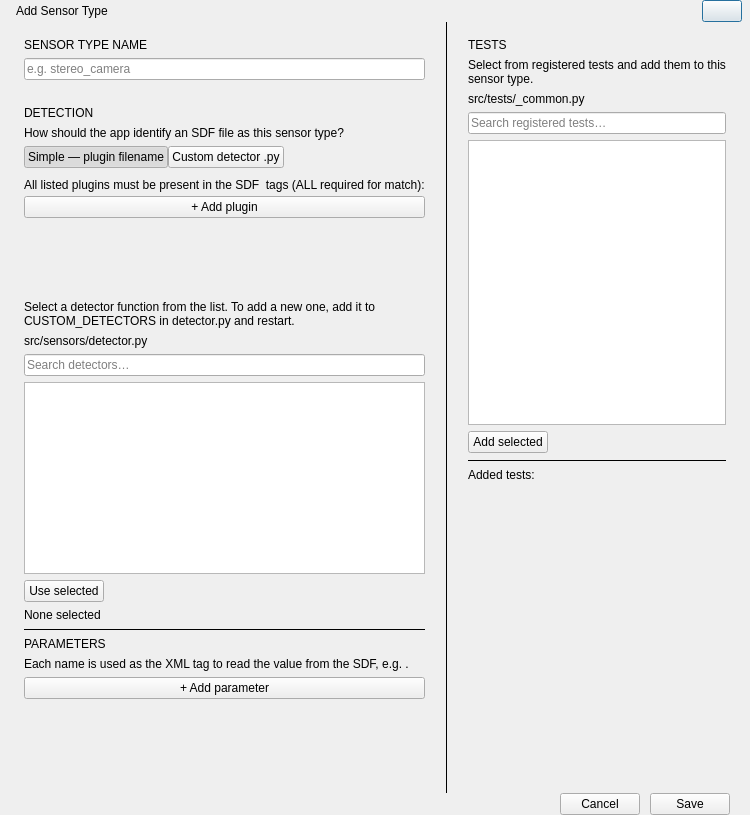
Qt form front/qt/dialog_add_sensor_type.ui (Alexey-Nikolaevic-B/2042_sensor_testing) before a commit.
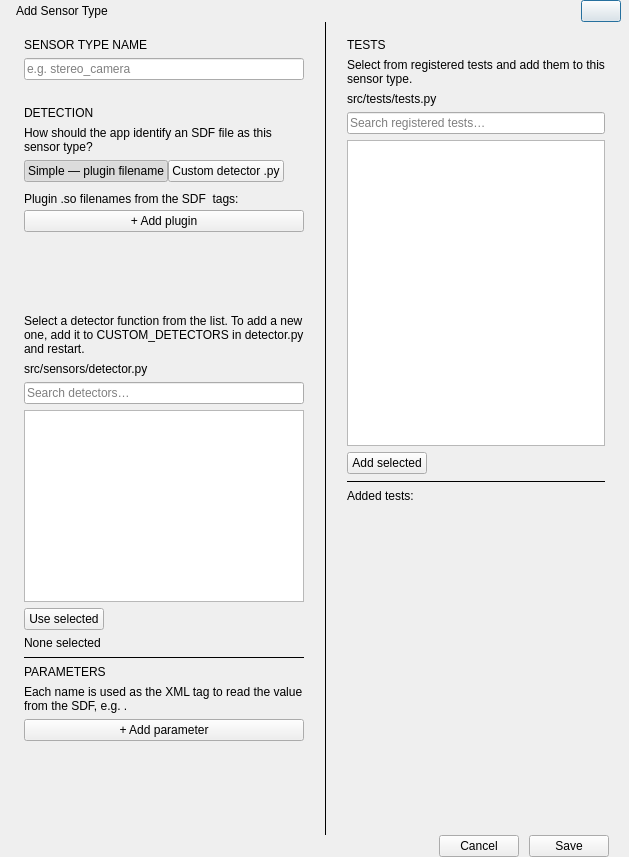
The same form after that commit.

What changed in the file:
```diff
--- a/front/qt/dialog_add_sensor_type.ui
+++ b/front/qt/dialog_add_sensor_type.ui
@@ -129,17 +129,12 @@
            <property name="topMargin"><number>4</number></property>
            <property name="rightMargin"><number>0</number></property>
            <property name="bottomMargin"><number>0</number></property>
-           <item><widget class="QLabel" name="lbl_plugin_hint"><property name="text"><string>All listed plugins must be present in the SDF &lt;plugin&gt; tags (ALL required for match):</string></property></widget></item>
-           <item>
-            <widget class="QPushButton" name="btn_add_plugin">
-             <property name="text"><string>+ Add plugin</string></property>
-            </widget>
-           </item>
+           <item><widget class="QLabel" name="lbl_plugin_hint"><property name="text"><string>Plugin .so filenames from the SDF &lt;plugin&gt; tags:</string></property></widget></item>
+           
+           <item><widget class="QPushButton" name="btn_add_plugin"><property name="text"><string>+ Add plugin</string></property></widget></item>
            <item>
             <widget class="QScrollArea" name="scroll_plugins">
              <property name="frameShape"><enum>QFrame::NoFrame</enum></property>
-             <property name="horizontalScrollBarPolicy"><enum>Qt::ScrollBarAlwaysOff</enum></property>
-             <property name="verticalScrollBarPolicy"><enum>Qt::ScrollBarAsNeeded</enum></property>
              <property name="widgetResizable"><bool>true</bool></property>
              <property name="maximumHeight"><number>120</number></property>
              <widget class="QWidget" name="scroll_plugins_contents">
@@ -286,7 +281,7 @@
         <!-- Tests file hint -->
         <item>
          <widget class="QLabel" name="lbl_tests_file">
-          <property name="text"><string>src/tests/_common.py</string></property>
+          <property name="text"><string>src/tests/tests.py</string></property>
           <property name="wordWrap"><bool>true</bool></property>
          </widget>
         </item>
```
Left out of the diff: 2 changed lines with no effect on the pictures.
